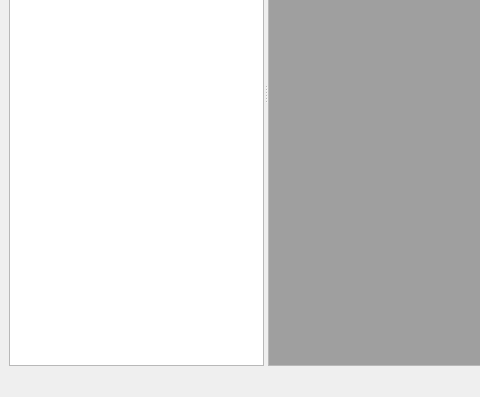
First picture: the form in ui/bioglot.ui, repository beowulfey/pylinnaeo, before the edit; both pictures show x 0 to 480 and y 238 to 635 of the 807 by 635 pixel window.
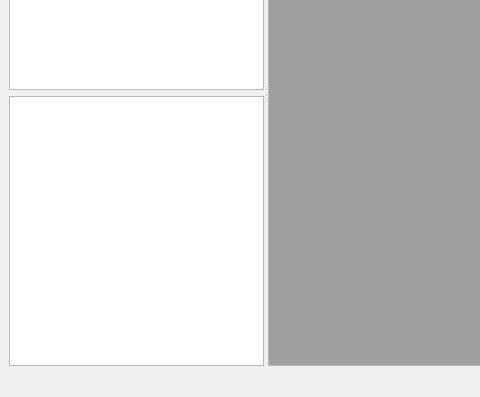
Second picture: the form after the edit.

```diff
--- a/ui/bioglot.ui
+++ b/ui/bioglot.ui
@@ -38,6 +38,9 @@
           </property>
          </widget>
         </item>
+        <item row="2" column="1">
+         <widget class="QTreeView" name="alignedTree"/>
+        </item>
        </layout>
       </widget>
       <widget class="QWidget" name="widget_2" native="true">
```
Left out of the diff: 2 changed lines with no effect on the pictures.
